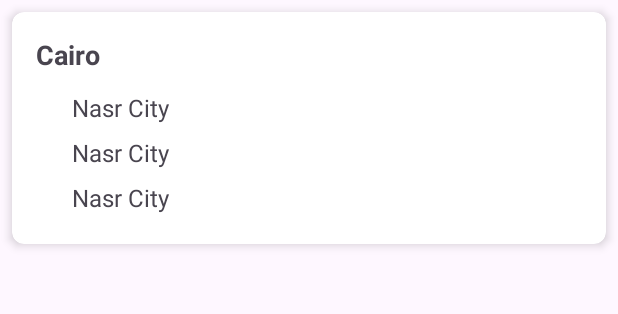
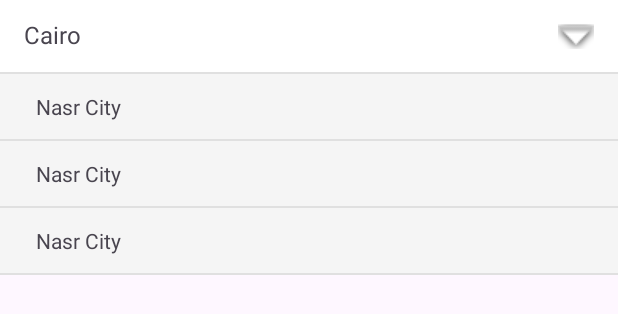
Before and after one commit to Eng-Light/Bosta_Locator, an Android app: the layout item_city.xml on its own in the app's theme, with its tools: preview values and no code run, on a phone screen of 412 x 824 dp. Shown: the top 314 px of the screen. Run offline under Robolectric (Android 15) with nearby library versions, the phone set to English and light mode, and no system bars.

```diff
--- a/app/src/main/java/com/nourelden515/bostalocator/ui/choosedeliveryarea/ChooseDeliveryAreaFragment.kt
+++ b/app/src/main/java/com/nourelden515/bostalocator/ui/choosedeliveryarea/ChooseDeliveryAreaFragment.kt
@@ -1,6 +1,8 @@
 package com.nourelden515.bostalocator.ui.choosedeliveryarea
 
 import android.os.Bundle
+import android.text.Editable
+import android.text.TextWatcher
 import android.view.LayoutInflater
 import android.view.View
 import android.view.ViewGroup
@@ -41,10 +43,10 @@ class ChooseDeliveryAreaFragment : Fragment() {
 
     override fun onViewCreated(view: View, savedInstanceState: Bundle?) {
         super.onViewCreated(view, savedInstanceState)
-        initiateAdapter()
+        initializeAdapter()
     }
 
-    private fun initiateAdapter() {
+    private fun initializeAdapter() {
         binding.citiesRecyclerView.adapter = cityAdapter
     }
 }
--- a/app/src/main/java/com/nourelden515/bostalocator/ui/choosedeliveryarea/ChooseDeliveryAreaUiState.kt
+++ b/app/src/main/java/com/nourelden515/bostalocator/ui/choosedeliveryarea/ChooseDeliveryAreaUiState.kt
@@ -6,6 +6,7 @@ import com.nourelden515.bostalocator.domain.model.District
 data class ChooseDeliveryAreaUiState(
     val isLoading: Boolean = false,
     val cities: List<CityUiState> = emptyList(),
+    val searchQuery: String = "",
     val error: String? = null,
     val isError: Boolean = false,
 )
--- a/app/src/main/java/com/nourelden515/bostalocator/ui/choosedeliveryarea/CityAdapter.kt
+++ b/app/src/main/java/com/nourelden515/bostalocator/ui/choosedeliveryarea/CityAdapter.kt
@@ -14,10 +14,13 @@ class CityAdapter(
     }
 
     override fun areContentSame(oldItem: CityUiState, newItem: CityUiState): Boolean {
-        return oldItem.isExpanded == newItem.isExpanded
+        return oldItem.isExpanded == newItem.isExpanded &&
+                oldItem.cityName == newItem.cityName &&
+                oldItem.districts == newItem.districts
     }
 }
 
 interface CityInteractionListener : BaseInteractionListener {
     fun onCityClick(cityId: String)
+    fun onDistrictClick(districtId: String)
 }
--- a/app/src/main/res/layout/item_city.xml
+++ b/app/src/main/res/layout/item_city.xml
@@ -4,6 +4,7 @@
     xmlns:tools="http://schemas.android.com/tools">
 
     <data>
+        <import type="android.view.View" />
 
         <variable
             name="item"
@@ -18,32 +19,51 @@
         android:id="@+id/city_card_view"
         android:layout_width="match_parent"
         android:layout_height="wrap_content"
-        android:layout_margin="8dp"
-        android:onClick="@{() -> listener.onCityClick(item.cityId)}"
-        app:cardCornerRadius="8dp"
-        app:cardElevation="4dp">
+        android:layout_marginBottom="4dp"
+        app:cardCornerRadius="0dp"
+        app:cardElevation="0dp">
 
         <LinearLayout
             android:layout_width="match_parent"
             android:layout_height="wrap_content"
-            android:orientation="vertical"
-            android:padding="16dp">
+            android:orientation="vertical">
 
-            <TextView
-                android:id="@+id/city_name_text_view"
+            <LinearLayout
                 android:layout_width="match_parent"
                 android:layout_height="wrap_content"
-                android:text="@{item.cityName}"
-                android:textSize="18sp"
-                android:textStyle="bold"
-                tools:text="Cairo" />
+                android:onClick="@{() -> listener.onCityClick(item.cityId)}"
+                android:orientation="horizontal"
+                android:paddingHorizontal="16dp"
+                android:paddingVertical="12dp">
+
+                <TextView
+                    android:id="@+id/city_name_text_view"
+                    android:layout_width="0dp"
+                    android:layout_height="wrap_content"
+                    android:layout_weight="1"
+                    android:text="@{item.cityName}"
+                    android:textSize="16sp"
+                    tools:text="Cairo" />
+
+                <ImageView
+                    android:id="@+id/expand_icon"
+                    android:layout_width="24dp"
+                    android:layout_height="24dp"
+                    android:contentDescription="@string/expand"
+                    android:rotation="@{item.isExpanded ? 180 : 0}"
+                    android:src="@android:drawable/arrow_down_float" />
+            </LinearLayout>
+
+            <View
+                android:layout_width="match_parent"
+                android:layout_height="1dp"
+                android:background="#E0E0E0" />
 
             <androidx.recyclerview.widget.RecyclerView
                 android:id="@+id/districts_recycler_view"
                 android:layout_width="match_parent"
                 android:layout_height="wrap_content"
-                android:layout_marginTop="8dp"
-                android:visibility="@{item.isExpanded ? android.view.View.VISIBLE : android.view.View.GONE}"
+                android:visibility="@{item.isExpanded ? View.VISIBLE : View.GONE}"
                 app:districtItems="@{item.districts}"
                 app:listener="@{listener}"
                 app:layoutManager="androidx.recyclerview.widget.LinearLayoutManager"
--- a/app/src/main/res/layout/item_district.xml
+++ b/app/src/main/res/layout/item_district.xml
@@ -1,6 +1,5 @@
 <?xml version="1.0" encoding="utf-8"?>
 <layout xmlns:android="http://schemas.android.com/apk/res/android"
-    xmlns:app="http://schemas.android.com/apk/res-auto"
     xmlns:tools="http://schemas.android.com/tools">
 
     <data>
@@ -14,26 +13,26 @@
             type="com.nourelden515.bostalocator.ui.choosedeliveryarea.CityInteractionListener" />
     </data>
 
-    <androidx.constraintlayout.widget.ConstraintLayout
+    <LinearLayout
         android:layout_width="match_parent"
         android:layout_height="wrap_content"
-        android:paddingStart="8dp"
-        android:paddingTop="4dp"
-        android:paddingEnd="8dp"
-        android:paddingBottom="4dp">
+        android:background="#F5F5F5"
+        android:onClick="@{() -> listener.onDistrictClick(item.id)}"
+        android:orientation="vertical">
 
         <TextView
             android:id="@+id/district_name_text_view"
-            android:layout_width="0dp"
+            android:layout_width="match_parent"
             android:layout_height="wrap_content"
-            android:layout_marginStart="16dp"
+            android:paddingHorizontal="24dp"
+            android:paddingVertical="12dp"
             android:text="@{item.name}"
-            android:textSize="16sp"
-            app:layout_constraintBottom_toBottomOf="parent"
-            app:layout_constraintEnd_toEndOf="parent"
-            app:layout_constraintStart_toStartOf="parent"
-            app:layout_constraintTop_toTopOf="parent"
+            android:textSize="14sp"
             tools:text="Nasr City" />
 
-    </androidx.constraintlayout.widget.ConstraintLayout>
+        <View
+            android:layout_width="match_parent"
+            android:layout_height="1dp"
+            android:background="#E0E0E0" />
+    </LinearLayout>
 </layout>
--- a/app/src/main/res/values/strings.xml
+++ b/app/src/main/res/values/strings.xml
@@ -7,4 +7,7 @@
     <string name="choose_delivery_area">Choose Delivery Area</string>
     <string name="error_image">Error Image</string>
     <string name="image_placeholder">image placeholder</string>
+    <string name="city_area">City/Area</string>
+    <string name="close">Close</string>
+    <string name="expand">Expand</string>
 </resources>
```
Also changed, not shown: app/src/main/java/com/nourelden515/bostalocator/ui/choosedeliveryarea/ChooseDeliveryAreaViewModel.kt (+55 -2 lines), app/src/main/java/com/nourelden515/bostalocator/ui/utils/BindingAdapters.kt (+6 -6 lines), app/src/main/res/layout/fragment_choose_delivery_area.xml (+43 -11 lines).
